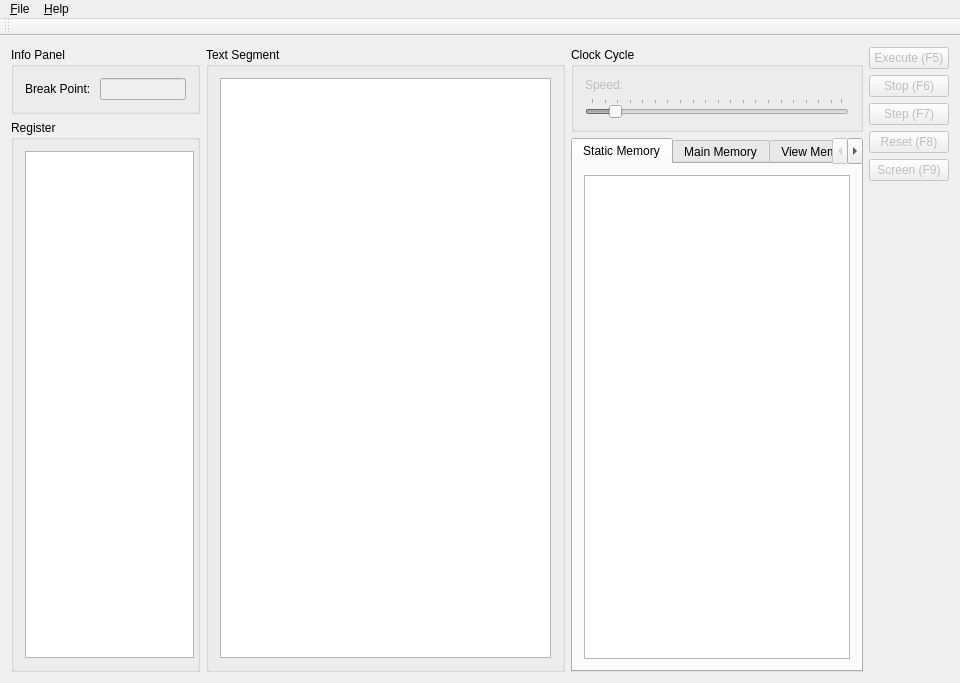
This is mainwindow.ui in VcamX/MIPS-Virtual-Machine as Qt 5 draws it before an edit. The edited form follows.
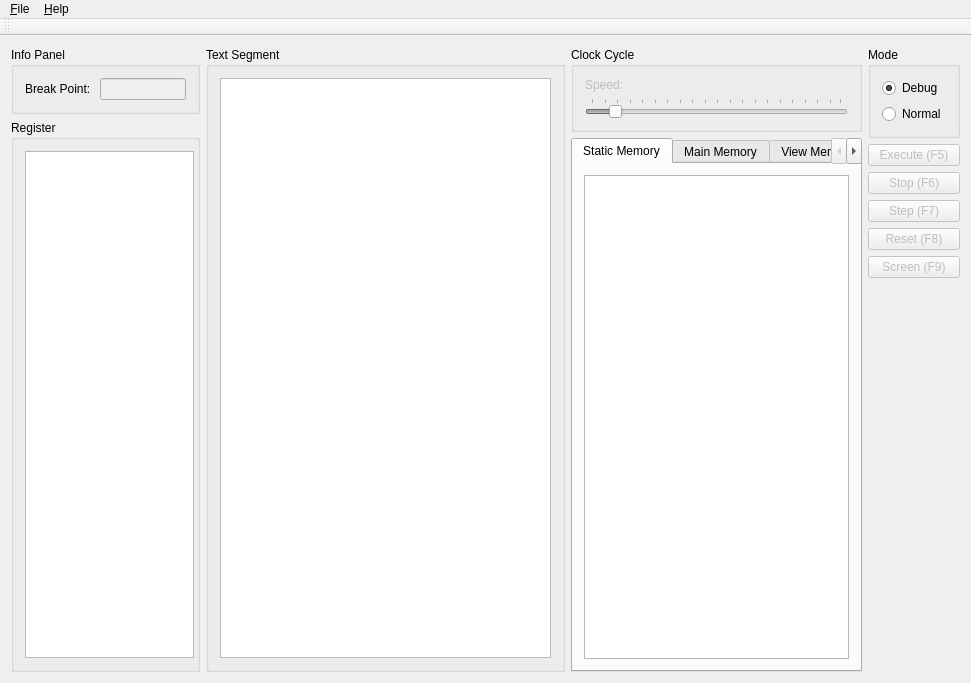
This is the edited form. Icons and pictures are not drawn.

Commit message: divide into two mode: debug and normal

Patch:
```diff
--- a/mainwindow.ui
+++ b/mainwindow.ui
@@ -299,7 +299,36 @@
      </layout>
     </item>
     <item row="0" column="1">
-     <layout class="QVBoxLayout" name="verticalLayout_9">
+     <layout class="QVBoxLayout" name="verticalLayout_11">
+      <item>
+       <widget class="QGroupBox" name="modeGroupBox">
+        <property name="title">
+         <string>Mode</string>
+        </property>
+        <layout class="QVBoxLayout" name="verticalLayout_9">
+         <item>
+          <widget class="QRadioButton" name="debugRadioButton">
+           <property name="text">
+            <string>Debug</string>
+           </property>
+           <property name="checked">
+            <bool>true</bool>
+           </property>
+          </widget>
+         </item>
+         <item>
+          <widget class="QRadioButton" name="NormalRadioButton">
+           <property name="text">
+            <string>Normal</string>
+           </property>
+           <property name="checked">
+            <bool>false</bool>
+           </property>
+          </widget>
+         </item>
+        </layout>
+       </widget>
+      </item>
       <item>
        <widget class="QPushButton" name="timer_runButton">
         <property name="enabled">
```
The commit also changes 10 other files.
